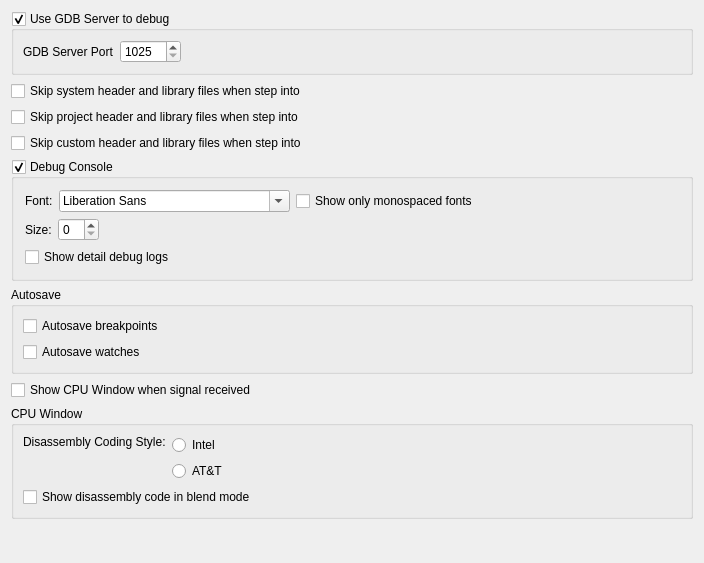
The window that RedPandaIDE/settingsdialog/debuggeneralwidget.ui (royqh1979/RedPanda-CPP) describes before a commit, drawn with Qt 5.
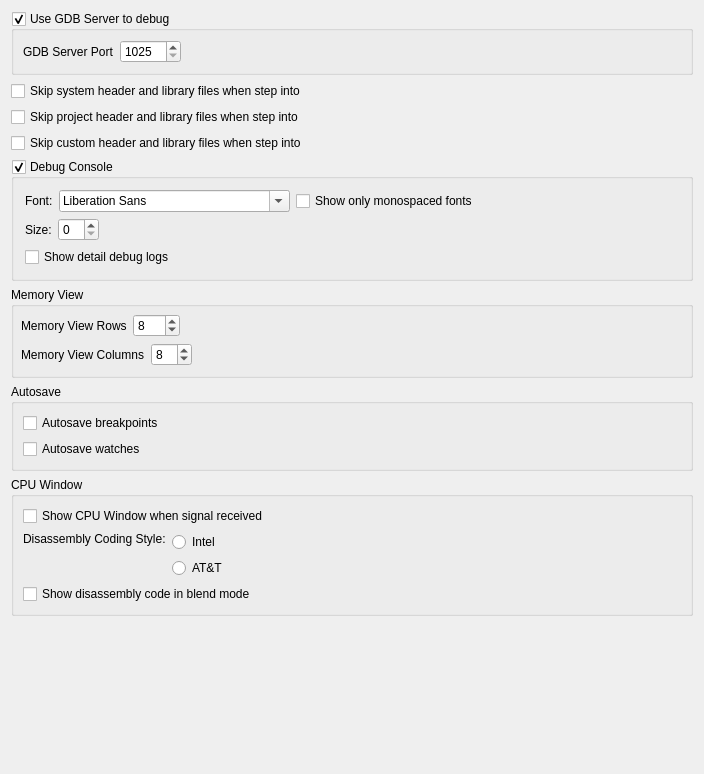
The same window after the commit.

Commit message: - enhancement: add select current word command in the Selection menu   - change: add Selection menu   - enhancement: add memory view rows/columns settings in the settings dialog -> debugger -> general panel   - enhancement: add "Go to Line..." in the Code menu

```diff
--- a/RedPandaIDE/settingsdialog/debuggeneralwidget.ui
+++ b/RedPandaIDE/settingsdialog/debuggeneralwidget.ui
@@ -7,7 +7,7 @@
     <x>0</x>
     <y>0</y>
     <width>704</width>
-    <height>563</height>
+    <height>774</height>
    </rect>
   </property>
   <property name="windowTitle">
@@ -197,6 +197,120 @@
      </layout>
     </widget>
    </item>
+   <item>
+    <widget class="QGroupBox" name="groupBox">
+     <property name="title">
+      <string>Memory View</string>
+     </property>
+     <layout class="QVBoxLayout" name="verticalLayout_6">
+      <property name="leftMargin">
+       <number>7</number>
+      </property>
+      <property name="topMargin">
+       <number>7</number>
+      </property>
+      <item>
+       <widget class="QWidget" name="widget_5" native="true">
+        <layout class="QHBoxLayout" name="horizontalLayout_4">
+         <property name="leftMargin">
+          <number>0</number>
+         </property>
+         <property name="topMargin">
+          <number>0</number>
+         </property>
+         <property name="rightMargin">
+          <number>0</number>
+         </property>
+         <property name="bottomMargin">
+          <number>0</number>
+         </property>
+         <item>
+          <widget class="QLabel" name="label_5">
+           <property name="text">
+            <string>Memory View Rows</string>
+           </property>
+          </widget>
+         </item>
+         <item>
+          <widget class="QSpinBox" name="spinMemoryViewRows">
+           <property name="minimum">
+            <number>1</number>
+           </property>
+           <property name="maximum">
+            <number>999</number>
+           </property>
+           <property name="value">
+            <number>8</number>
+           </property>
+          </widget>
+         </item>
+         <item>
+          <spacer name="horizontalSpacer_4">
+           <property name="orientation">
+            <enum>Qt::Horizontal</enum>
+           </property>
+           <property name="sizeHint" stdset="0">
+            <size>
+             <width>40</width>
+             <height>20</height>
+            </size>
+           </property>
+          </spacer>
+         </item>
+        </layout>
+       </widget>
+      </item>
+      <item>
+       <widget class="QWidget" name="widget_6" native="true">
+        <layout class="QHBoxLayout" name="horizontalLayout_5">
+         <property name="leftMargin">
+          <number>0</number>
+         </property>
+         <property name="topMargin">
+          <number>0</number>
+         </property>
+         <property name="rightMargin">
+          <number>0</number>
+         </property>
+         <property name="bottomMargin">
+          <number>0</number>
+         </property>
+         <item>
+          <widget class="QLabel" name="label_6">
+           <property name="text">
+            <string>Memory View Columns</string>
+           </property>
+          </widget>
+         </item>
+         <item>
+          <widget class="QSpinBox" name="spinMemoryViewColumns">
+           <property name="minimum">
+            <number>1</number>
+           </property>
+           <property name="value">
+            <number>8</number>
+           </property>
+          </widget>
+         </item>
+         <item>
+          <spacer name="horizontalSpacer_5">
+           <property name="orientation">
+            <enum>Qt::Horizontal</enum>
+           </property>
+           <property name="sizeHint" stdset="0">
+            <size>
+             <width>437</width>
+             <height>20</height>
+            </size>
+           </property>
+          </spacer>
+         </item>
+        </layout>
+       </widget>
+      </item>
+     </layout>
+    </widget>
+   </item>
    <item>
     <widget class="QGroupBox" name="groupBox_2">
      <property name="title">
@@ -220,19 +334,19 @@
      </layout>
     </widget>
    </item>
-   <item>
-    <widget class="QCheckBox" name="chkShowCPUWhenSignaled">
-     <property name="text">
-      <string>Show CPU Window when signal received</string>
-     </property>
-    </widget>
-   </item>
    <item>
     <widget class="QGroupBox" name="groupBox_3">
      <property name="title">
       <string>CPU Window</string>
      </property>
      <layout class="QVBoxLayout" name="verticalLayout_4">
+      <item>
+       <widget class="QCheckBox" name="chkShowCPUWhenSignaled">
+        <property name="text">
+         <string>Show CPU Window when signal received</string>
+        </property>
+       </widget>
+      </item>
       <item>
        <widget class="QWidget" name="widget_3" native="true">
         <layout class="QHBoxLayout" name="horizontalLayout_3">
```
The commit also changes 17 other files.
